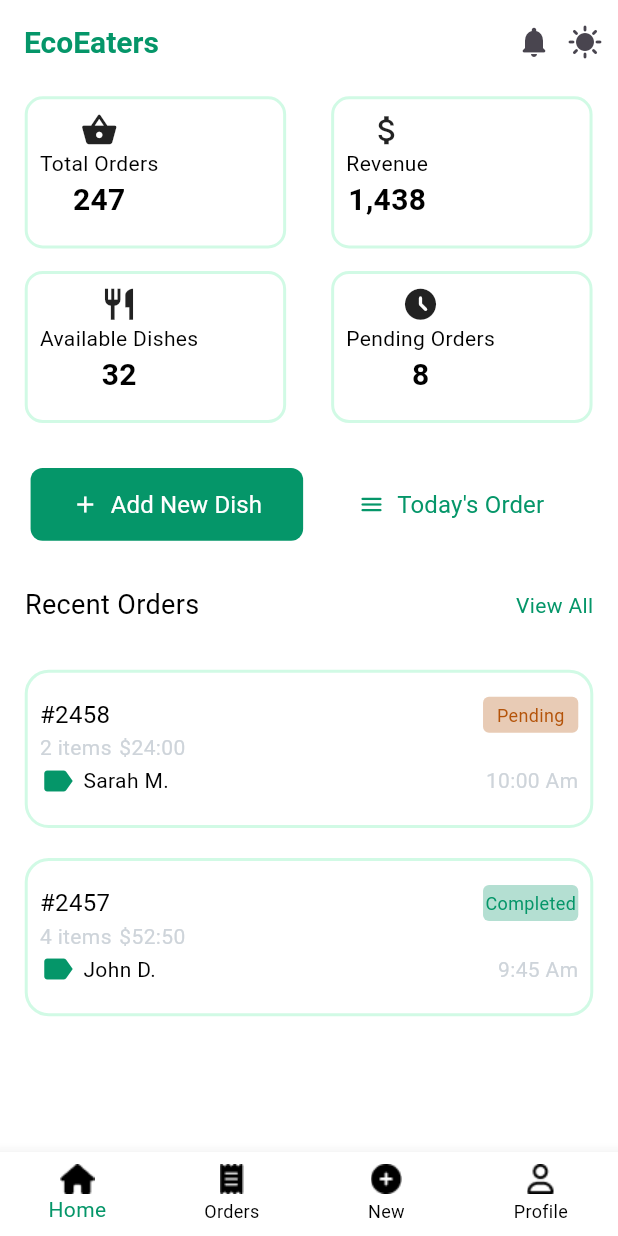
After one commit to Faridaessam1/EcoEatersApp, a Flutter app: the screen it shows after launch, on a phone screen of 412 x 824 dp. The commit adds this screen. Run offline on Flutter 3.47's test engine with Material 3 defaults, Android fonts, the phone set to English and light mode, and no system bars; our stand-ins replace bot_toast, flutter_easyloading, google_fonts.

Commit message:
Finished Home View

```diff
--- /dev/null
+++ b/lib/core/ui/seller/home/home_view.dart
@@ -0,0 +1,159 @@
+import 'package:eco_eaters_app/core/constants/app_colors.dart';
+import 'package:eco_eaters_app/core/extentions/padding_ext.dart';
+import 'package:eco_eaters_app/core/ui/seller/home/widgets/custom_insights_container.dart';
+import 'package:eco_eaters_app/core/ui/seller/home/widgets/custom_order_container.dart';
+import 'package:eco_eaters_app/core/ui/seller/home/widgets/custom_text_button.dart';
+import 'package:flutter/material.dart';
+
+class HomeView extends StatelessWidget {
+  const HomeView({super.key});
+
+  @override
+  Widget build(BuildContext context) {
+    var mediaQuery = MediaQuery.of(context);
+
+    return Scaffold(
+      backgroundColor: AppColors.white,
+      appBar: AppBar(
+        backgroundColor: AppColors.white,
+        title: Text(
+          "EcoEaters",
+          style: TextStyle(
+            fontSize: 20,
+            fontWeight: FontWeight.w700,
+            color: AppColors.green,
+          ),
+        ),
+        actions: [
+          Icon(
+            Icons.notifications_rounded,
+          ),
+          SizedBox(
+            width: 10,
+          ),
+          Icon(
+            Icons.sunny,
+          ),
+          SizedBox(
+            width: 10,
+          ),
+        ],
+      ),
+      body: Column(
+        children: [
+          Row(
+            children: [
+              CustomInsightsContainer(
+                icon: Icons.shopping_basket_rounded,
+                text: "Total Orders",
+                number: "247",
+              ),
+              SizedBox(
+                width: 30,
+              ),
+              CustomInsightsContainer(
+                icon: Icons.attach_money,
+                text: "Revenue",
+                number: "1,438",
+              ),
+            ],
+          ),
+          SizedBox(
+            height: 15,
+          ),
+          Row(
+            children: [
+              CustomInsightsContainer(
+                icon: Icons.restaurant,
+                text: "Available Dishes",
+                number: "32",
+              ),
+              SizedBox(
+                width: 30,
+              ),
+              CustomInsightsContainer(
+                icon: Icons.access_time_filled_rounded,
+                text: "Pending Orders",
+                number: "8",
+              ),
+            ],
+          ),
+          SizedBox(
+            height: 30,
+          ),
+          Row(
+            mainAxisAlignment: MainAxisAlignment.spaceAround,
+            children: [
+              SizedBox(
+                width: mediaQuery.size.width * 0.441,
+                height: mediaQuery.size.height * 0.059,
+                child: CustomTextButton(
+                    text: "Add New Dish",
+                    textColor: AppColors.white,
+                    icon: Icons.add,
+                    iconColor: AppColors.white,
+                    buttonColor: AppColors.green),
+              ),
+              SizedBox(
+                width: mediaQuery.size.width * 0.441,
+                height: mediaQuery.size.height * 0.059,
+                child: CustomTextButton(
+                    text: "Today's Order",
+                    textColor: AppColors.green,
+                    icon: Icons.menu_rounded,
+                    iconColor: AppColors.green,
+                    buttonColor: AppColors.white),
+              ),
+            ],
+          ),
+          SizedBox(
+            height: 30,
+          ),
+          Row(
+            children: [
+              Text(
+                "Recent Orders",
+                style: TextStyle(
+                  color: AppColors.black,
+                  fontSize: 18,
+                  fontWeight: FontWeight.w400,
+                ),
+              ),
+              Spacer(),
+              Text(
+                "View All",
+                style: TextStyle(
+                  color: AppColors.green,
+                  fontSize: 14,
+                  fontWeight: FontWeight.w400,
+                ),
+              ),
+            ],
+          ),
+          SizedBox(
+            height: 30,
+          ),
+          CustomOrderContainer(
+              orderNumber: "2458",
+              orderStatus: "Pending",
+              orderStatusColor: AppColors.orange,
+              orderItemCount: "2",
+              orderAmount: "24:00",
+              customerName: "Sarah M.",
+              time: "10:00 Am"),
+          SizedBox(
+            height: 20,
+          ),
+          CustomOrderContainer(
+              orderNumber: "2457",
+              orderStatus: "Completed",
+              orderStatusColor: AppColors.green,
+              orderItemCount: "4",
+              orderAmount: "52:50",
+              customerName: "John D.",
+              time: "9:45 Am"),
+        ],
+      ).setPadding(context, horizontal: 0.04, vertical: 0.01),
+    );
+  }
+}
--- a/lib/core/ui/seller/home/widgets/custom_container.dart
+++ b/lib/core/ui/seller/home/widgets/custom_insights_container.dart
@@ -1,13 +1,14 @@
 import 'package:flutter/material.dart';
+
 import '../../../../constants/app_colors.dart';
 
-class CustomContainer extends StatelessWidget {
+class CustomInsightsContainer extends StatelessWidget {
   IconData icon;
   String text;
   String number;
 
-   CustomContainer({
-    super.key,
+  CustomInsightsContainer(
+      {super.key,
      required this.icon,
     required this.text,
      required this.number
@@ -26,6 +27,10 @@
       decoration: BoxDecoration(
         color: AppColors.white,
         borderRadius: BorderRadius.circular(12),
+        border: Border.all(
+          color: AppColors.lightMint,
+          width: 2,
+        ),
       ),
       child: Column(
         children: [
--- /dev/null
+++ b/lib/core/ui/seller/home/widgets/custom_order_container.dart
@@ -0,0 +1,127 @@
+import 'package:flutter/material.dart';
+
+import '../../../../constants/app_colors.dart';
+
+class CustomOrderContainer extends StatelessWidget {
+  String orderNumber;
+  String orderStatus;
+  Color orderStatusColor;
+  String orderItemCount;
+  String orderAmount;
+  String customerName;
+  String time;
+
+  CustomOrderContainer({
+    super.key,
+    required this.orderNumber,
+    required this.orderStatus,
+    required this.orderStatusColor,
+    required this.orderItemCount,
+    required this.orderAmount,
+    required this.customerName,
+    required this.time,
+  });
+
+  @override
+  Widget build(BuildContext context) {
+    var mediaQuery = MediaQuery.of(context);
+
+    return Container(
+      width: mediaQuery.size.width * 0.987,
+      height: mediaQuery.size.height * 0.128,
+      padding: EdgeInsets.symmetric(horizontal: 8, vertical: 16),
+      decoration: BoxDecoration(
+        borderRadius: BorderRadius.circular(16),
+        border: Border.all(
+          color: AppColors.lightMint,
+          width: 2,
+        ),
+      ),
+      child: Column(
+        children: [
+          Row(
+            children: [
+              Text(
+                "#$orderNumber",
+                style: TextStyle(
+                  color: AppColors.black,
+                  fontSize: 16,
+                  fontWeight: FontWeight.w400,
+                ),
+              ),
+              Spacer(),
+              Container(
+                width: 63.5,
+                height: 24,
+                alignment: Alignment.center,
+                decoration: BoxDecoration(
+                  color: orderStatusColor.withOpacity(0.3),
+                  borderRadius: BorderRadius.circular(4),
+                ),
+                child: Text(
+                  orderStatus,
+                  style: TextStyle(
+                    color: orderStatusColor,
+                    fontSize: 12,
+                    fontWeight: FontWeight.w400,
+                  ),
+                ),
+              )
+            ],
+          ),
+          Row(
+            children: [
+              Text(
+                "$orderItemCount items",
+                style: TextStyle(
+                  fontWeight: FontWeight.w400,
+                  fontSize: 14,
+                  color: AppColors.grey,
+                ),
+              ),
+              SizedBox(
+                width: 5,
+              ),
+              Text(
+                "\$$orderAmount",
+                style: TextStyle(
+                  fontWeight: FontWeight.w400,
+                  fontSize: 14,
+                  color: AppColors.grey,
+                ),
+              ),
+            ],
+          ),
+          Row(
+            children: [
+              Icon(
+                Icons.label,
+                color: AppColors.green,
+              ),
+              SizedBox(
+                width: 5,
+              ),
+              Text(
+                customerName,
+                style: TextStyle(
+                  fontWeight: FontWeight.w400,
+                  fontSize: 14,
+                  color: AppColors.black,
+                ),
+              ),
+              Spacer(),
+              Text(
+                time,
+                style: TextStyle(
+                  fontWeight: FontWeight.w400,
+                  fontSize: 14,
+                  color: AppColors.grey,
+                ),
+              ),
+            ],
+          ),
+        ],
+      ),
+    );
+  }
+}
--- /dev/null
+++ b/lib/core/ui/seller/home/widgets/custom_text_button.dart
@@ -0,0 +1,50 @@
+import 'package:flutter/material.dart';
+
+class CustomTextButton extends StatelessWidget {
+  IconData icon;
+  String text;
+  Color? buttonColor;
+  Color? textColor;
+  Color? iconColor;
+
+  CustomTextButton({
+    super.key,
+    required this.text,
+    required this.icon,
+    this.buttonColor = Colors.white,
+    this.textColor = Colors.black,
+    this.iconColor = Colors.black,
+  });
+
+  @override
+  Widget build(BuildContext context) {
+    return TextButton(
+      onPressed: () {},
+      style: TextButton.styleFrom(
+        padding: EdgeInsets.zero,
+        shape: RoundedRectangleBorder(
+          borderRadius: BorderRadius.circular(8),
+        ),
+        backgroundColor: buttonColor,
+      ),
+      child: Row(
+        mainAxisAlignment: MainAxisAlignment.center,
+        children: [
+          Icon(
+            icon,
+            color: iconColor,
+          ),
+          SizedBox(width: 8),
+          Text(
+            text,
+            style: TextStyle(
+              fontSize: 16,
+              fontWeight: FontWeight.w400,
+              color: textColor,
+            ),
+          ),
+        ],
+      ),
+    );
+  }
+}
--- a/lib/core/ui/seller/orders/orders_view.dart
+++ b/lib/core/ui/seller/orders/orders_view.dart
@@ -1,3 +1,4 @@
+import 'package:eco_eaters_app/core/constants/app_colors.dart';
 import 'package:flutter/material.dart';
 
 class OrdersView extends StatelessWidget {
@@ -5,6 +6,27 @@
 
   @override
   Widget build(BuildContext context) {
-    return const Placeholder();
+    return Scaffold(
+      backgroundColor: AppColors.white,
+      appBar: AppBar(
+        backgroundColor: AppColors.white,
+        title: Text(
+          "Order Management",
+          style: TextStyle(
+            fontSize: 20,
+            fontWeight: FontWeight.w700,
+            color: AppColors.green,
+          ),
+        ),
+        actions: [
+          Icon(
+            Icons.notifications_rounded,
+          ),
+          SizedBox(
+            width: 20,
+          ),
+        ],
+      ),
+    );
   }
 }
--- a/lib/core/widgets/custom_elevated_button.dart
+++ b/lib/core/widgets/custom_elevated_button.dart
@@ -1,5 +1,4 @@
 import 'package:flutter/material.dart';
-import '../../main.dart';
 import '../constants/app_colors.dart';
 
 class CustomElevatedButton extends StatelessWidget {
```
